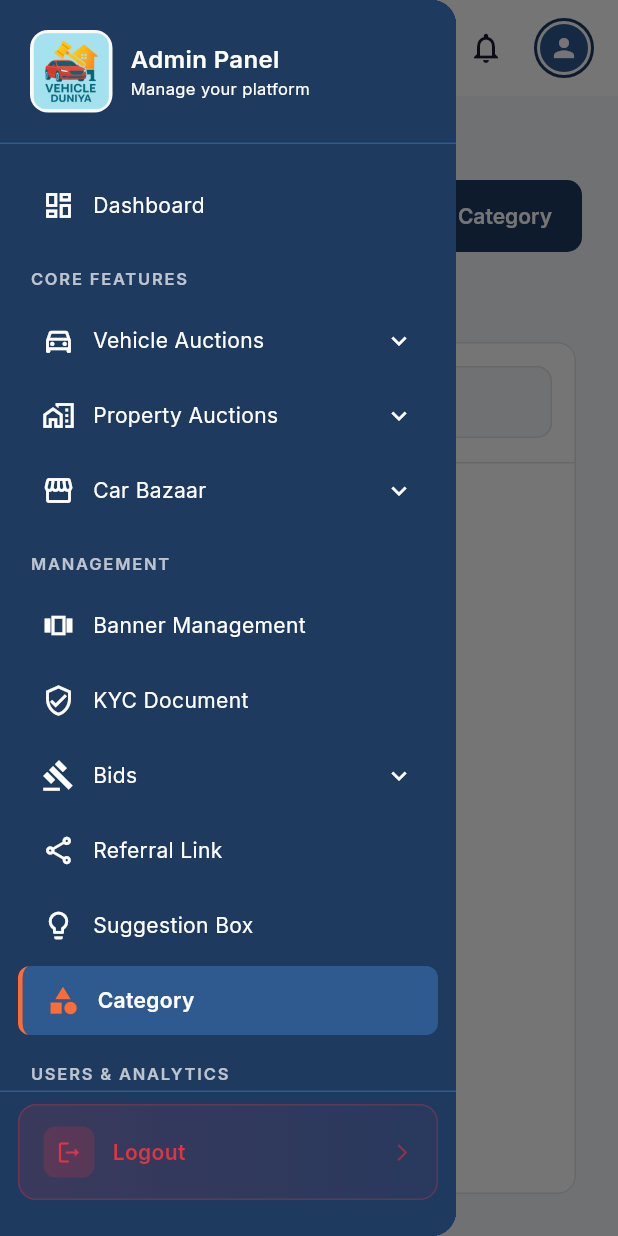
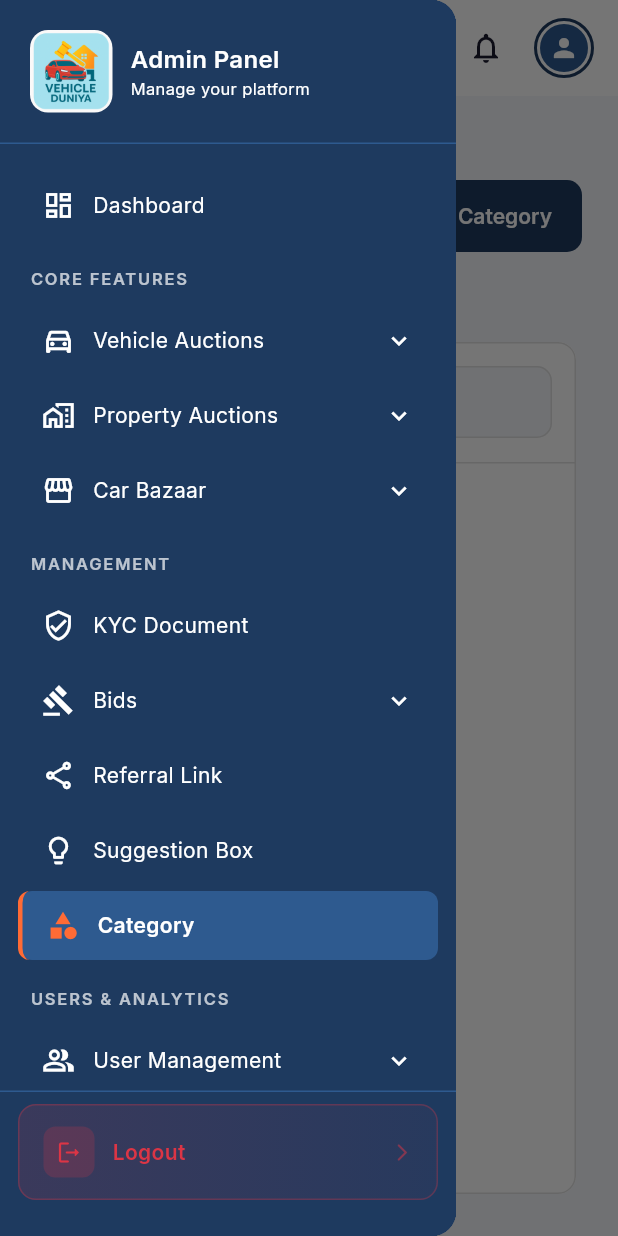
Before and after one commit to netsphereofficial-jpg/vehicle-duniya-admin, a Flutter app: the CategoryPage screen opened by its route, with the side drawer open, on a phone screen of 412 x 824 dp. Run offline on Flutter 3.47's test engine with Material 3 defaults, Android fonts, the phone set to English and light mode, and no system bars; our stand-ins replace cached_network_image, cloud_firestore, equatable, file_picker, firebase_auth, firebase_core and 7 more; missing offline and left inert: excel; accounts and stored records are empty; statements that could not run were skipped.

Commit message:
Remove Banner Management from sidebar and permissions
🤖 Generated with [Claude Code](https://claude.com/claude-code)

Co-Authored-By: Claude Opus 4.5 <noreply@anthropic.com>

```diff
--- a/lib/config/routes.dart
+++ b/lib/config/routes.dart
@@ -60,7 +60,6 @@ class AppRoutes {
   static const String carBazaarAdd = '/car-bazaar/add';
 
   // ===== MANAGEMENT =====
-  static const String banners = '/banners';
   static const String kycDocuments = '/kyc-documents';
 
   // Bids
@@ -289,15 +288,6 @@ class AppRoutes {
             ),
 
             // ===== MANAGEMENT =====
-            GoRoute(
-              path: banners,
-              name: 'banners',
-              builder: (context, state) => const _ComingSoonPage(
-                title: 'Banner Management',
-                description: 'Manage promotional banners across the app',
-                icon: Icons.view_carousel,
-              ),
-            ),
             GoRoute(
               path: kycDocuments,
               name: 'kyc-documents',
--- a/lib/core/constants/permissions.dart
+++ b/lib/core/constants/permissions.dart
@@ -24,7 +24,6 @@ enum AppPermission {
   carBazaarAdd,
 
   // Management
-  banners,
   kycDocuments,
 
   // Bids
@@ -152,11 +151,6 @@ const Map<AppPermission, PermissionInfo> permissionInfo = {
   ),
 
   // Management
-  AppPermission.banners: PermissionInfo(
-    label: 'Banner Management',
-    group: 'Management',
-    route: '/banners',
-  ),
   AppPermission.kycDocuments: PermissionInfo(
     label: 'KYC Document',
     group: 'Management',
--- a/lib/core/widgets/sidebar_menu.dart
+++ b/lib/core/widgets/sidebar_menu.dart
@@ -165,15 +165,6 @@ class _SidebarMenuState extends State<SidebarMenu> {
                 // ===== MANAGEMENT =====
                 if (!widget.isCollapsed)
                   const _SectionHeader(title: 'Management'),
-
-                _MenuItem(
-                  icon: Icons.view_carousel_outlined,
-                  activeIcon: Icons.view_carousel,
-                  label: 'Banner Management',
-                  route: '/banners',
-                  currentRoute: widget.currentRoute,
-                  isCollapsed: widget.isCollapsed,
-                ),
 
                 _MenuItem(
                   icon: Icons.verified_user_outlined,
```
